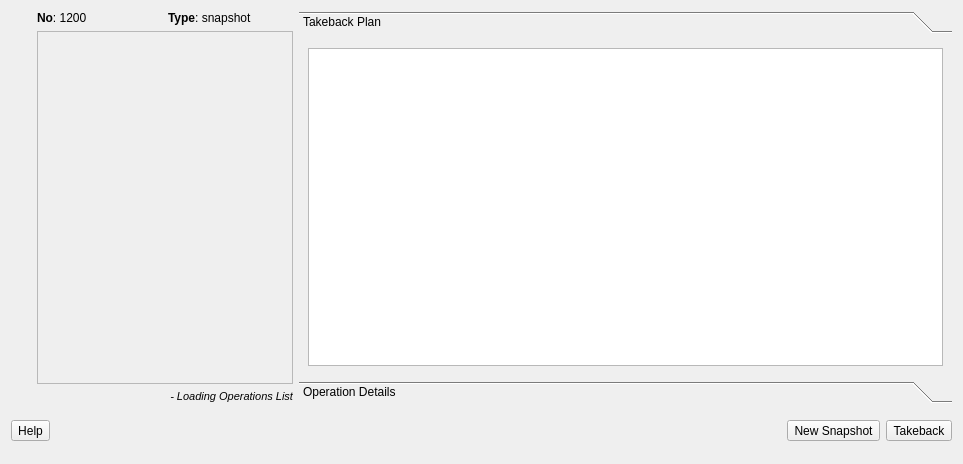
Qt form kde4/history-manager/ui/mainwindow.ui (pars-linux/uludag) before a commit.
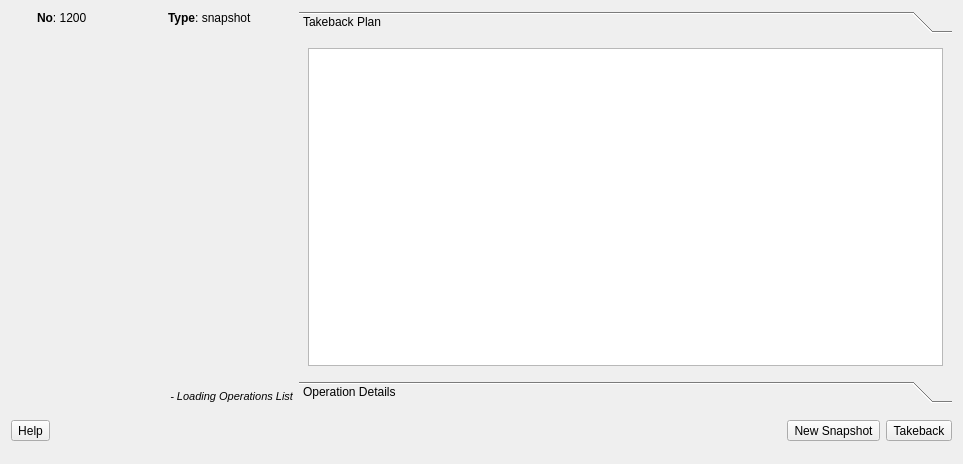
The same form after that commit. The open tabs and pages were chosen to show the change. Icons and pictures are not drawn.

Patch:
```diff
--- a/kde4/history-manager/ui/mainwindow.ui
+++ b/kde4/history-manager/ui/mainwindow.ui
@@ -193,9 +193,9 @@
        </item>
       </layout>
      </item>
-     <item row="1" column="1">
-      <widget class="QListView" name="lw">
-       <property name="enabled">
+     <item row="1" column="1" >
+      <widget class="QTableView" name="lw" >
+       <property name="enabled" >
         <bool>false</bool>
        </property>
        <property name="sizePolicy">
@@ -216,6 +216,51 @@
          <height>16777215</height>
         </size>
        </property>
+       <property name="frameShape" >
+        <enum>QFrame::NoFrame</enum>
+       </property>
+       <property name="frameShadow" >
+        <enum>QFrame::Sunken</enum>
+       </property>
+       <property name="showDropIndicator" stdset="0" >
+        <bool>false</bool>
+       </property>
+       <property name="dragDropOverwriteMode" >
+        <bool>false</bool>
+       </property>
+       <property name="alternatingRowColors" >
+        <bool>true</bool>
+       </property>
+       <property name="selectionMode" >
+        <enum>QAbstractItemView::SingleSelection</enum>
+       </property>
+       <property name="selectionBehavior" >
+        <enum>QAbstractItemView::SelectRows</enum>
+       </property>
+       <property name="iconSize" >
+        <size>
+         <width>16</width>
+         <height>16</height>
+        </size>
+       </property>
+       <property name="verticalScrollMode" >
+        <enum>QAbstractItemView::ScrollPerPixel</enum>
+       </property>
+       <property name="horizontalScrollMode" >
+        <enum>QAbstractItemView::ScrollPerPixel</enum>
+       </property>
+       <property name="showGrid" >
+        <bool>false</bool>
+       </property>
+       <property name="gridStyle" >
+        <enum>Qt::DashLine</enum>
+       </property>
+       <property name="sortingEnabled" >
+        <bool>true</bool>
+       </property>
+       <property name="cornerButtonEnabled" >
+        <bool>false</bool>
+       </property>
       </widget>
      </item>
      <item row="2" column="1">
```
Left out of the diff: 305 changed lines with no effect on the pictures.
